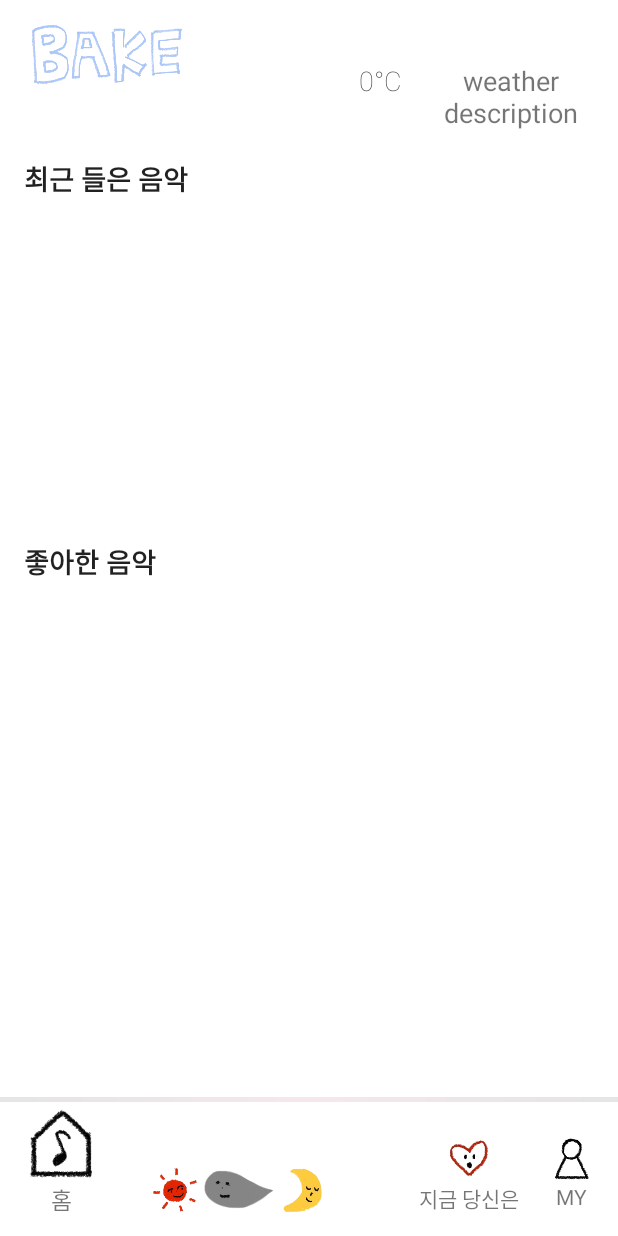
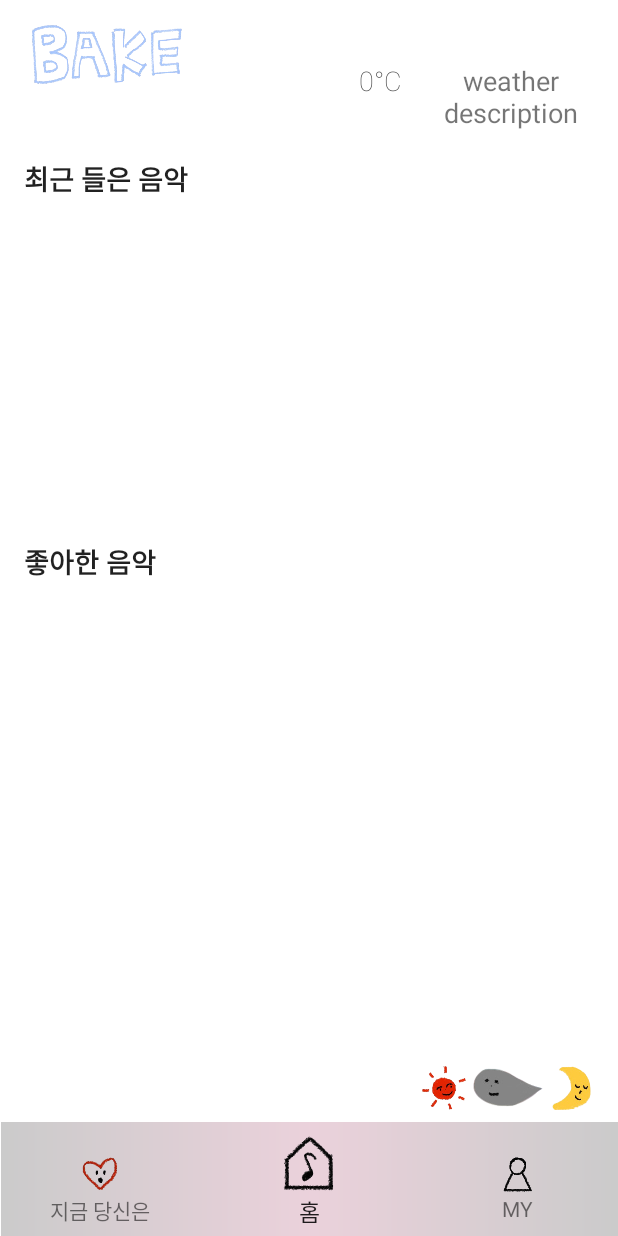
Before and after one commit to SMU-BakE/recommended_music_final, an Android app: the screen it shows after launch (HomeActivity), on a phone screen of 412 x 824 dp. Run offline under Robolectric (Android 15) with nearby library versions, the phone set to English and light mode, and no system bars; 1 statement that could not run was skipped.

Commit message:
update activity_home.xml

```diff
--- a/app/src/main/AndroidManifest.xml
+++ b/app/src/main/AndroidManifest.xml
@@ -5,6 +5,8 @@
     <uses-permission android:name="android.permission.CAMERA" />
     <uses-permission android:name="android.permission.INTERNET" />
     <uses-permission android:name="android.permission.ACCESS_NETWORK_STATE" />
+    <uses-permission android:name="android.permission.ACCESS_COARSE_LOCATION" />
+    <uses-permission android:name="android.permission.ACCESS_FINE_LOCATION" />
 
     <application
         android:allowBackup="true"
@@ -48,7 +50,7 @@
             android:name="com.bake.recommended_music_final.home.HomeActivity"
             android:theme="@style/AppTheme.home">
         </activity>
-        <activity android:name=".home.PlayMusicVideoActivity" />
+        <activity android:name=".player.PlayMusicVideoActivity" />
     </application>
 
 </manifest>
--- a/app/src/main/java/com/bake/recommended_music_final/home/HeartRatePopUpActivity.java
+++ b/app/src/main/java/com/bake/recommended_music_final/home/HeartRatePopUpActivity.java
@@ -58,16 +58,6 @@ public class HeartRatePopUpActivity extends AppCompatActivity {
         Animation anim2 = AnimationUtils.loadAnimation(getApplicationContext(), R.anim.fork2_animation);
         rotateFork2.startAnimation(anim2);
 
-        //지우기!! 임시테스트코드: 유튜브 비디오 화면 작동 확인
-        ImageView imageView_fork = findViewById(R.id.imageView_fork);
-        imageView_fork.setOnClickListener(new View.OnClickListener() {
-            @Override
-            public void onClick(View v) {
-                /*Intent intent = new Intent(getApplicationContext(), PlayMusicVideoActivity.class);
-                startActivityForResult(intent,0);
-                finish();*/
-            }
-        });
     }
 
     //바깥화면 클릭 시 닫히지 않게
--- a/app/src/main/java/com/bake/recommended_music_final/player/ViewMorePopup.kt
+++ b/app/src/main/java/com/bake/recommended_music_final/player/ViewMorePopup.kt
@@ -9,7 +9,6 @@ import android.widget.ImageView
 import android.widget.TextView
 import com.bake.recommended_music_final.R
 import com.bake.recommended_music_final.database.Song
-import com.bake.recommended_music_final.home.PlayMusicVideoActivity
 import kotlin.properties.Delegates
 
 
--- a/app/src/main/res/layout/activity_home.xml
+++ b/app/src/main/res/layout/activity_home.xml
@@ -101,127 +101,22 @@
 
     <View
         android:id="@+id/menuLine"
-        android:layout_width="0dp"
-        android:layout_height="3dp"
-        android:layout_marginBottom="3dp"
-        android:alpha="0.1"
+        android:layout_width="411dp"
+        android:layout_height="76dp"
+        android:alpha="0.2"
         android:background="@drawable/divider"
-        app:layout_constraintBottom_toTopOf="@+id/button_home"
+        app:layout_constraintBottom_toBottomOf="parent"
         app:layout_constraintEnd_toEndOf="parent"
-        app:layout_constraintHorizontal_bias="1.0"
         app:layout_constraintStart_toStartOf="parent" />
-
-    <androidx.constraintlayout.widget.ConstraintLayout
-        android:id="@+id/button_home"
-        android:layout_width="50dp"
-        android:layout_height="70dp"
-        android:layout_marginStart="16dp"
-        android:layout_marginBottom="16dp"
-        app:layout_constraintBottom_toBottomOf="parent"
-        app:layout_constraintStart_toStartOf="parent">
-
-        <ImageButton
-            android:id="@+id/imageButton_home"
-            android:layout_width="50dp"
-            android:layout_height="50dp"
-            android:background="#FFFFFF"
-            android:scaleType="fitCenter"
-            app:layout_constraintEnd_toEndOf="parent"
-            app:layout_constraintStart_toStartOf="parent"
-            app:layout_constraintTop_toTopOf="parent"
-            app:srcCompat="@drawable/icon_home" />
-
-        <TextView
-            android:id="@+id/textView_home"
-            android:layout_width="50dp"
-            android:layout_height="20dp"
-            android:text="홈"
-            android:textAlignment="center"
-            android:textSize="15sp"
-            app:layout_constraintBottom_toBottomOf="parent"
-            app:layout_constraintEnd_toEndOf="parent"
-            app:layout_constraintStart_toStartOf="parent"
-            app:layout_constraintTop_toBottomOf="@+id/imageButton_home" />
-    </androidx.constraintlayout.widget.ConstraintLayout>
-
-    <androidx.constraintlayout.widget.ConstraintLayout
-        android:id="@+id/button_popup"
-        android:layout_width="90dp"
-        android:layout_height="50dp"
-        android:layout_marginEnd="8dp"
-        android:layout_marginBottom="16dp"
-        app:layout_constraintBottom_toBottomOf="parent"
-        app:layout_constraintEnd_toStartOf="@+id/button_mystudio">
-
-        <ImageButton
-            android:id="@+id/imageButton_popup"
-            android:layout_width="30dp"
-            android:layout_height="30dp"
-            android:layout_marginStart="20dp"
-            android:layout_marginEnd="20dp"
-            android:background="#FFFFFF"
-            android:scaleType="fitCenter"
-            app:layout_constraintEnd_toEndOf="parent"
-            app:layout_constraintStart_toStartOf="parent"
-            app:layout_constraintTop_toTopOf="parent"
-            app:srcCompat="@drawable/icon_popup" />
-
-        <TextView
-            android:id="@+id/textView_popup"
-            android:layout_width="90dp"
-            android:layout_height="20dp"
-            android:text="지금 당신은"
-            android:textAlignment="center"
-            android:textSize="14sp"
-            app:layout_constraintBottom_toBottomOf="parent"
-            app:layout_constraintEnd_toEndOf="parent"
-            app:layout_constraintStart_toStartOf="parent"
-            app:layout_constraintTop_toBottomOf="@+id/imageButton_popup" />
-    </androidx.constraintlayout.widget.ConstraintLayout>
-
-    <androidx.constraintlayout.widget.ConstraintLayout
-        android:id="@+id/button_mystudio"
-        android:layout_width="30dp"
-        android:layout_height="50dp"
-        android:layout_marginEnd="16dp"
-        android:layout_marginBottom="16dp"
-        app:layout_constraintBottom_toBottomOf="parent"
-        app:layout_constraintEnd_toEndOf="parent">
-
-        <ImageButton
-            android:id="@+id/imageButton_mystudio"
-            android:layout_width="30dp"
-            android:layout_height="30dp"
-            android:background="#FFFFFF"
-            android:scaleType="fitCenter"
-            app:layout_constraintEnd_toEndOf="parent"
-            app:layout_constraintStart_toStartOf="parent"
-            app:layout_constraintTop_toTopOf="parent"
-            app:srcCompat="@drawable/icon_user" />
-
-        <TextView
-            android:id="@+id/textView_mystudio"
-            android:layout_width="30dp"
-            android:layout_height="20dp"
-            android:text="MY"
-            android:textAlignment="center"
-            android:textSize="14sp"
-            app:layout_constraintBottom_toBottomOf="parent"
-            app:layout_constraintEnd_toEndOf="parent"
-            app:layout_constraintStart_toStartOf="parent"
-            app:layout_constraintTop_toBottomOf="@+id/imageButton_mystudio" />
-    </androidx.constraintlayout.widget.ConstraintLayout>
 
     <androidx.constraintlayout.widget.ConstraintLayout
         android:id="@+id/imageView_swm"
         android:layout_width="115dp"
         android:layout_height="30dp"
-        android:layout_marginStart="8dp"
-        android:layout_marginEnd="24dp"
-        android:layout_marginBottom="16dp"
-        app:layout_constraintBottom_toBottomOf="parent"
-        app:layout_constraintEnd_toStartOf="@+id/button_popup"
-        app:layout_constraintStart_toEndOf="@+id/button_home">
+        android:layout_marginEnd="16dp"
+        android:layout_marginBottom="8dp"
+        app:layout_constraintBottom_toTopOf="@+id/menuLine"
+        app:layout_constraintEnd_toEndOf="parent">
 
         <ImageView
             android:id="@+id/imageView2"
@@ -252,4 +147,107 @@
             app:layout_constraintTop_toTopOf="parent" />
     </androidx.constraintlayout.widget.ConstraintLayout>
 
+    <androidx.constraintlayout.widget.ConstraintLayout
+        android:id="@+id/button_popup"
+        android:layout_width="70dp"
+        android:layout_height="45dp"
+        android:layout_marginStart="32dp"
+        android:layout_marginBottom="8dp"
+        app:layout_constraintBottom_toBottomOf="parent"
+        app:layout_constraintStart_toStartOf="parent">
+
+        <ImageButton
+            android:id="@+id/imageButton_popup"
+            android:layout_width="70dp"
+            android:layout_height="25dp"
+            android:background="#00FFFFFF"
+            android:scaleType="fitCenter"
+            app:layout_constraintEnd_toEndOf="parent"
+            app:layout_constraintStart_toStartOf="parent"
+            app:layout_constraintTop_toTopOf="parent"
+            app:srcCompat="@drawable/icon_popup" />
+
+        <TextView
+            android:id="@+id/textView_popup"
+            android:layout_width="70dp"
+            android:layout_height="20dp"
+            android:text="지금 당신은"
+            android:textAlignment="center"
+            android:textSize="14sp"
+            app:layout_constraintBottom_toBottomOf="parent"
+            app:layout_constraintEnd_toEndOf="parent"
+            app:layout_constraintHorizontal_bias="0.084"
+            app:layout_constraintStart_toStartOf="parent"
+            app:layout_constraintTop_toBottomOf="@+id/imageButton_popup"
+            app:layout_constraintVertical_bias="0.0" />
+    </androidx.constraintlayout.widget.ConstraintLayout>
+
+    <androidx.constraintlayout.widget.ConstraintLayout
+        android:id="@+id/button_home"
+        android:layout_width="40dp"
+        android:layout_height="60dp"
+        android:layout_marginBottom="8dp"
+        app:layout_constraintBottom_toBottomOf="parent"
+        app:layout_constraintEnd_toStartOf="@+id/button_mystudio"
+        app:layout_constraintStart_toEndOf="@+id/button_popup">
+
+        <ImageButton
+            android:id="@+id/imageButton_home"
+            android:layout_width="40dp"
+            android:layout_height="40dp"
+            android:background="#00FFFFFF"
+            android:scaleType="fitCenter"
+            app:layout_constraintEnd_toEndOf="parent"
+            app:layout_constraintStart_toStartOf="parent"
+            app:layout_constraintTop_toTopOf="parent"
+            app:srcCompat="@drawable/icon_home" />
+
+        <TextView
+            android:id="@+id/textView_home"
+            android:layout_width="40dp"
+            android:layout_height="20dp"
+            android:text="홈"
+            android:textAlignment="center"
+            android:textAppearance="@style/TextAppearance.AppCompat.Body2"
+            android:textSize="15sp"
+            app:layout_constraintBottom_toBottomOf="parent"
+            app:layout_constraintEnd_toEndOf="parent"
+            app:layout_constraintStart_toStartOf="parent"
+            app:layout_constraintTop_toBottomOf="@+id/imageButton_home" />
+    </androidx.constraintlayout.widget.ConstraintLayout>
+
+    <androidx.constraintlayout.widget.ConstraintLayout
+        android:id="@+id/button_mystudio"
+        android:layout_width="70dp"
+        android:layout_height="45dp"
+        android:layout_marginEnd="32dp"
+        android:layout_marginBottom="8dp"
+        app:layout_constraintBottom_toBottomOf="parent"
+        app:layout_constraintEnd_toEndOf="parent">
+
+        <ImageButton
+            android:id="@+id/imageButton_mystudio"
+            android:layout_width="70dp"
+            android:layout_height="25dp"
+            android:background="#00FFFFFF"
+            android:scaleType="fitCenter"
+            app:layout_constraintEnd_toEndOf="parent"
+            app:layout_constraintStart_toStartOf="parent"
+            app:layout_constraintTop_toTopOf="parent"
+            app:srcCompat="@drawable/icon_user" />
+
+        <TextView
+            android:id="@+id/textView_mystudio"
+            android:layout_width="70dp"
+            android:layout_height="20dp"
+            android:text="MY"
+            android:textAlignment="center"
+            android:textSize="14sp"
+            app:layout_constraintBottom_toBottomOf="parent"
+            app:layout_constraintEnd_toEndOf="parent"
+            app:layout_constraintStart_toStartOf="parent"
+            app:layout_constraintTop_toBottomOf="@+id/imageButton_mystudio"
+            app:layout_constraintVertical_bias="0.0" />
+    </androidx.constraintlayout.widget.ConstraintLayout>
+
 </androidx.constraintlayout.widget.ConstraintLayout>
--- a/app/src/main/res/layout/activity_user_feed.xml
+++ b/app/src/main/res/layout/activity_user_feed.xml
@@ -20,7 +20,7 @@
             android:id="@+id/backHomeText"
             android:layout_width="wrap_content"
             android:layout_height="24dp"
-            android:text="홈"
+            android:text="MY STUDIO"
             android:textSize="18sp"
             android:textStyle="bold"
             app:layout_constraintStart_toEndOf="@+id/backHomeImage"
--- a/build.gradle
+++ b/build.gradle
@@ -2,7 +2,7 @@
 buildscript {
     ext.kotlin_version = "1.3.72"
     //for anko
-    ext.anko_version='0.10.5'
+    ext.anko_version='0.10.8'
     repositories {
         google()
         jcenter()
```
Also changed, not shown: app/src/main/java/com/bake/recommended_music_final/player/PlayMusicVideoActivity.java (renamed from app/src/main/java/com/bake/recommended_music_final/home/PlayMusicVideoActivity.java, +3 -4 lines).
